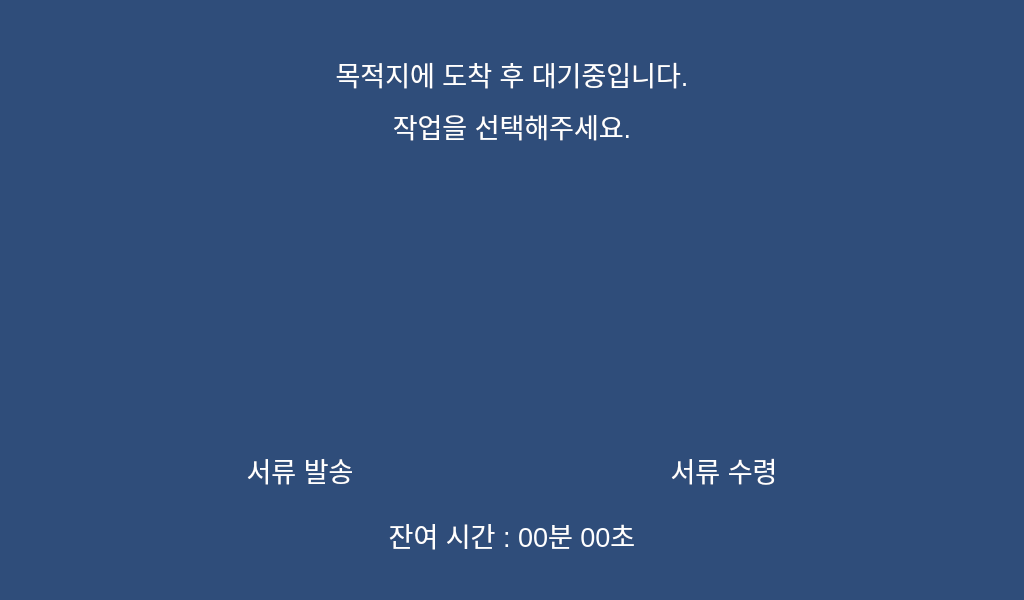
Above: DisplayUI/UI/WaitingUser.ui from pcs1265/DELIVBOT_LAB before the change. Below: the same form after it.
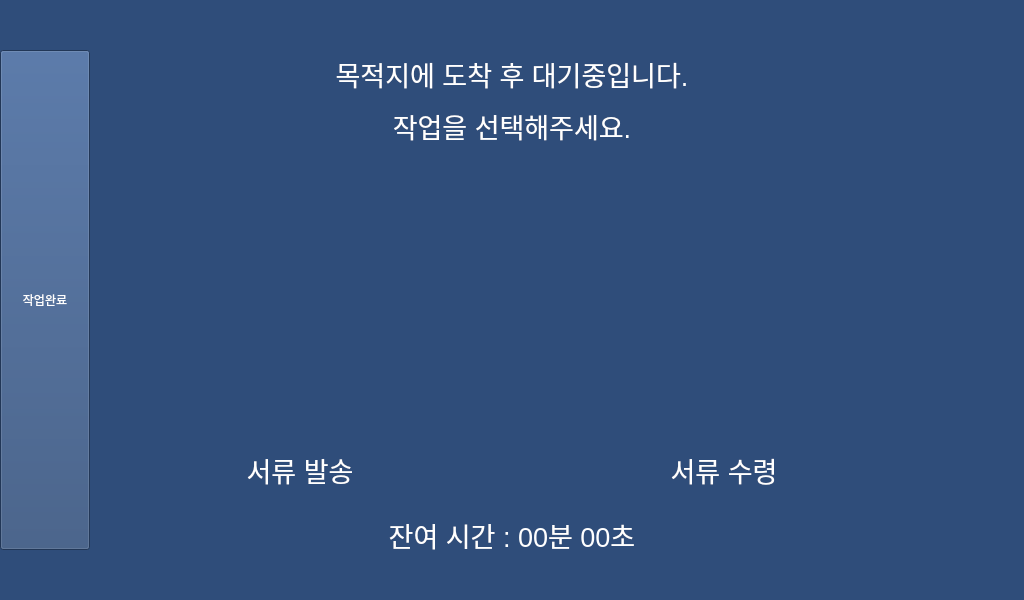
That is the form after the change. Icons and pictures are not drawn.

```diff
--- a/DisplayUI/UI/WaitingUser.ui
+++ b/DisplayUI/UI/WaitingUser.ui
@@ -602,6 +602,37 @@
      <set>Qt::NoTextInteraction</set>
     </property>
    </widget>
+   <widget class="QPushButton" name="back_button">
+    <property name="geometry">
+     <rect>
+      <x>0</x>
+      <y>50</y>
+      <width>90</width>
+      <height>500</height>
+     </rect>
+    </property>
+    <property name="mouseTracking">
+     <bool>false</bool>
+    </property>
+    <property name="layoutDirection">
+     <enum>Qt::LeftToRight</enum>
+    </property>
+    <property name="text">
+     <string>작업완료</string>
+    </property>
+    <property name="iconSize">
+     <size>
+      <width>100</width>
+      <height>100</height>
+     </size>
+    </property>
+    <property name="default">
+     <bool>false</bool>
+    </property>
+    <property name="flat">
+     <bool>false</bool>
+    </property>
+   </widget>
   </widget>
   <widget class="QStatusBar" name="statusbar"/>
  </widget>
```
